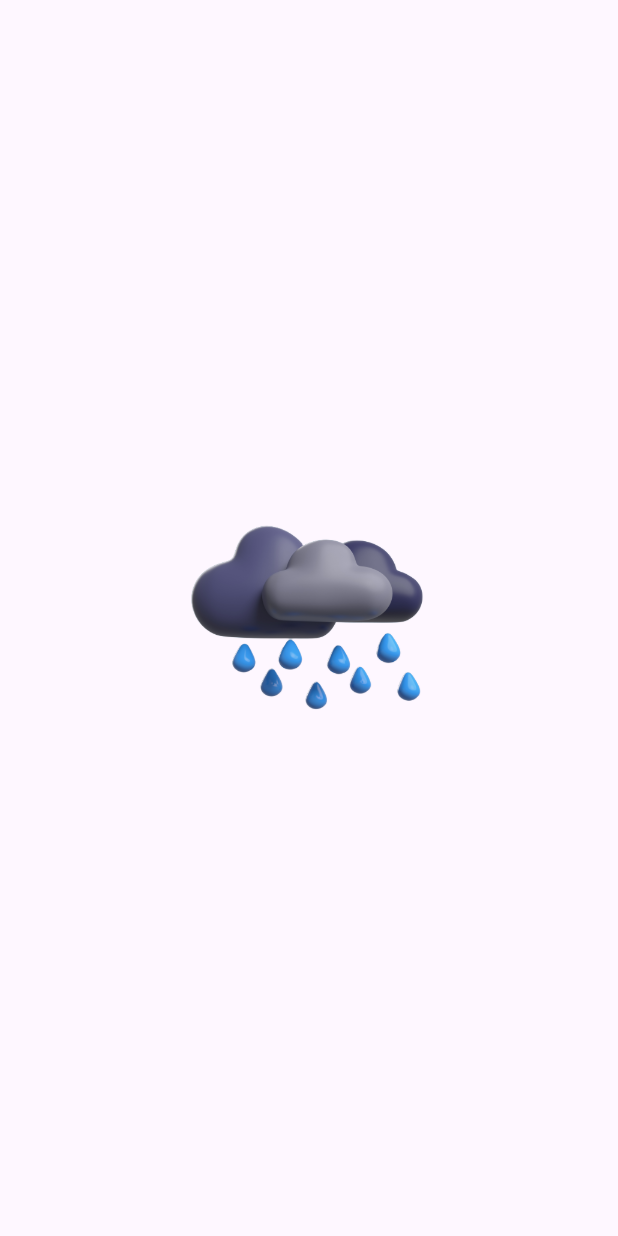
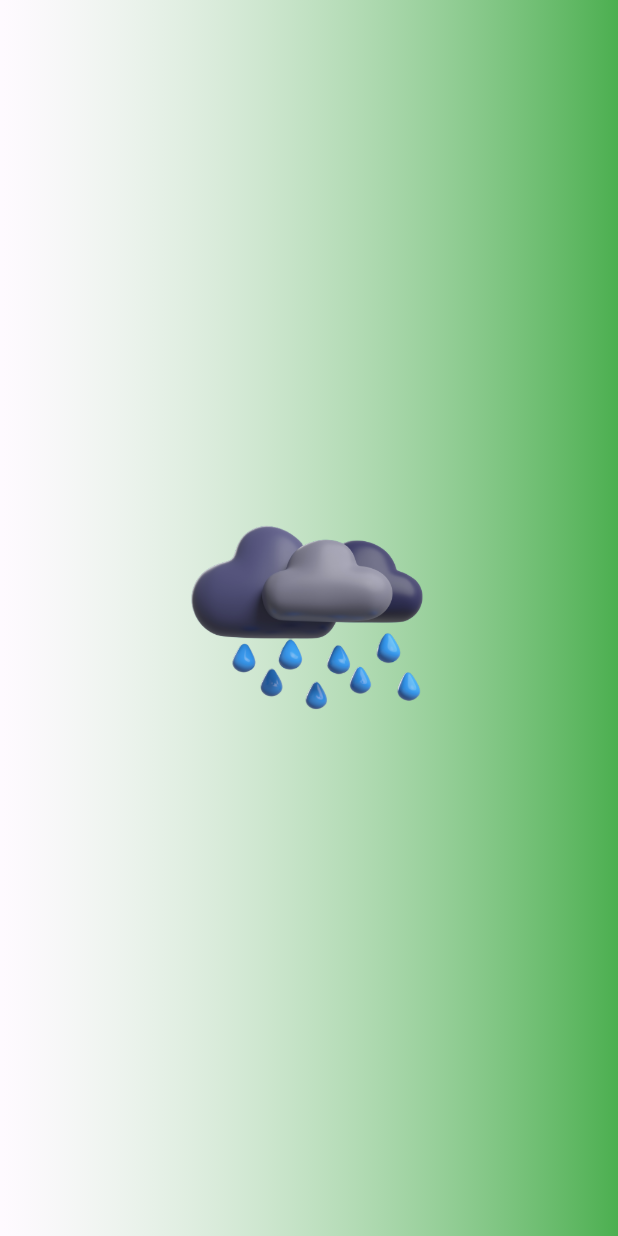
Before and after one commit to amin-khademi/weather-app, a Flutter app: the screen it shows after launch, on a phone screen of 412 x 824 dp. Run offline on Flutter 3.47's test engine with Material 3 defaults, Android fonts, the phone set to English and light mode, and no system bars.

Commit message:
splash screen

```diff
--- /dev/null
+++ b/lib/core/color.dart
@@ -0,0 +1,13 @@
+import 'package:flutter/material.dart';
+
+class AppColors {
+  static BoxDecoration buildGradientBoxDecoration() {
+    return const BoxDecoration(
+      gradient: LinearGradient(colors: [Colors.white38, Colors.green],
+      begin: Alignment.centerLeft,
+      end: Alignment.centerRight,
+      stops: [0.0,1.0],
+      tileMode: TileMode.clamp),
+    );
+  }
+}
--- /dev/null
+++ b/lib/core/constants.dart
@@ -0,0 +1,4 @@
+class AppConstants {
+  static const baseUrl =
+      "https://weather.visualcrossing.com/VisualCrossingWebServices/rest/services/timeline/tehran?unitGroup=metric&key=4FXHFMJVRWPN54RNK6KL9P2P6&contentType=json";
+}
--- a/lib/main.dart
+++ b/lib/main.dart
@@ -18,7 +18,7 @@ class MyApp extends StatelessWidget {
         colorScheme: ColorScheme.fromSeed(seedColor: Colors.deepPurple),
         useMaterial3: true,
       ),
-      home: SplashScreen(),
+      home: const SplashScreen(),
     );
   }
 }
--- a/lib/view/pages/splash-screen/splash.screen.dart
+++ b/lib/view/pages/splash-screen/splash.screen.dart
@@ -1,4 +1,5 @@
 import 'package:flutter/material.dart';
+import 'package:weather_app/core/color.dart';
 import 'package:weather_app/core/theme.dart';
 
 class SplashScreen extends StatelessWidget {
@@ -7,8 +8,15 @@ class SplashScreen extends StatelessWidget {
   @override
   Widget build(BuildContext context) {
     return Scaffold(
-      body: Center(
-        child: Image.asset(AppImages.nightStatRain,width: 200,height: 200,),
+      body: Container(
+        decoration: AppColors.buildGradientBoxDecoration(),
+        child: Center(
+          child: Image.asset(
+            AppImages.nightStatRain,
+            width: 200,
+            height: 200,
+          ),
+        ),
       ),
     );
   }
```
